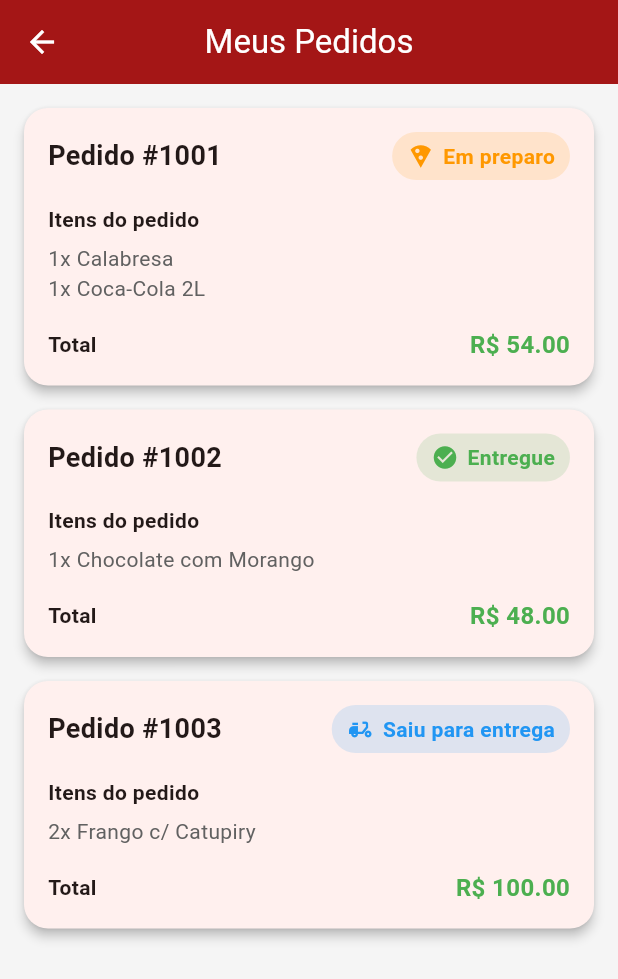
After one commit to 0leoncs0/Projects, a Flutter app: the screen it shows after launch, after a tap on "Meus Pedidos", on a phone screen of 412 x 824 dp. The commit adds this screen. Shown: the top 979 px of the screen. Run offline on Flutter 3.47's test engine with Material 3 defaults, Android fonts, the phone set to English and light mode, and no system bars.

Commit message:
criação da pagina: meus pedidos

```diff
--- a/lib/home.dart
+++ b/lib/home.dart
@@ -1,6 +1,7 @@
 import 'package:flutter/material.dart';
 import 'package:delivery/screens/cardapio.dart';
 import 'package:delivery/screens/carrinho.dart';
+import 'package:delivery/screens/meus_pedidos.dart';
 
 class HomePage extends StatelessWidget {
   const HomePage({super.key});
@@ -80,6 +81,28 @@ class HomePage extends StatelessWidget {
                 ),
               ),
             ),
+            Padding(
+              padding: const EdgeInsets.symmetric(horizontal: 16),
+
+              child: SizedBox(
+                width: double.infinity,
+
+                child: OutlinedButton.icon(
+                  icon: const Icon(Icons.receipt_long),
+
+                  label: const Text("Meus Pedidos"),
+
+                  onPressed: () {
+                    Navigator.push(
+                      context,
+                      MaterialPageRoute(
+                        builder: (_) => const MeusPedidosPage(),
+                      ),
+                    );
+                  },
+                ),
+              ),
+            ),
           ],
         ),
       ),
--- /dev/null
+++ b/lib/screens/meus_pedidos.dart
@@ -0,0 +1,168 @@
+import 'package:flutter/material.dart';
+
+class MeusPedidosPage extends StatelessWidget {
+  const MeusPedidosPage({super.key});
+
+  @override
+  Widget build(BuildContext context) {
+    // PEDIDOS EXEMPLO
+    final pedidos = [
+      {
+        "numero": "#1001",
+        "status": "Em preparo",
+        "itens": "1x Calabresa\n1x Coca-Cola 2L",
+        "total": 54.00,
+        "icone": Icons.local_pizza,
+        "cor": Colors.orange,
+      },
+      {
+        "numero": "#1002",
+        "status": "Entregue",
+        "itens": "1x Chocolate com Morango",
+        "total": 48.00,
+        "icone": Icons.check_circle,
+        "cor": Colors.green,
+      },
+      {
+        "numero": "#1003",
+        "status": "Saiu para entrega",
+        "itens": "2x Frango c/ Catupiry",
+        "total": 100.00,
+        "icone": Icons.delivery_dining,
+        "cor": Colors.blue,
+      },
+    ];
+
+    return Scaffold(
+      appBar: AppBar(
+        title: const Text("Meus Pedidos"),
+      ),
+
+      body: ListView.builder(
+        padding: const EdgeInsets.all(16),
+        itemCount: pedidos.length,
+
+        itemBuilder: (context, index) {
+          final pedido = pedidos[index];
+
+          return Card(
+            elevation: 3,
+            margin: const EdgeInsets.only(bottom: 16),
+
+            shape: RoundedRectangleBorder(
+              borderRadius: BorderRadius.circular(16),
+            ),
+
+            child: Padding(
+              padding: const EdgeInsets.all(16),
+
+              child: Column(
+                crossAxisAlignment: CrossAxisAlignment.start,
+                children: [
+
+                  // TOPO
+                  Row(
+                    mainAxisAlignment:
+                        MainAxisAlignment.spaceBetween,
+
+                    children: [
+                      Text(
+                        "Pedido ${pedido["numero"]}",
+                        style: const TextStyle(
+                          fontSize: 18,
+                          fontWeight: FontWeight.bold,
+                        ),
+                      ),
+
+                      Container(
+                        padding: const EdgeInsets.symmetric(
+                          horizontal: 10,
+                          vertical: 6,
+                        ),
+
+                        decoration: BoxDecoration(
+                          color:
+                              (pedido["cor"] as Color)
+                                  .withOpacity(0.15),
+
+                          borderRadius:
+                              BorderRadius.circular(20),
+                        ),
+
+                        child: Row(
+                          children: [
+                            Icon(
+                              pedido["icone"] as IconData,
+                              size: 18,
+                              color: pedido["cor"] as Color,
+                            ),
+
+                            const SizedBox(width: 6),
+
+                            Text(
+                              pedido["status"].toString(),
+                              style: TextStyle(
+                                color:
+                                    pedido["cor"] as Color,
+                                fontWeight: FontWeight.w600,
+                              ),
+                            ),
+                          ],
+                        ),
+                      ),
+                    ],
+                  ),
+
+                  const SizedBox(height: 16),
+
+                  // ITENS
+                  const Text(
+                    "Itens do pedido",
+                    style: TextStyle(
+                      fontWeight: FontWeight.bold,
+                    ),
+                  ),
+
+                  const SizedBox(height: 6),
+
+                  Text(
+                    pedido["itens"].toString(),
+                    style: TextStyle(
+                      color: Colors.grey[700],
+                    ),
+                  ),
+
+                  const SizedBox(height: 16),
+
+                  // TOTAL
+                  Row(
+                    mainAxisAlignment:
+                        MainAxisAlignment.spaceBetween,
+
+                    children: [
+                      const Text(
+                        "Total",
+                        style: TextStyle(
+                          fontWeight: FontWeight.bold,
+                        ),
+                      ),
+
+                      Text(
+                        "R\$ ${(pedido["total"] as double).toStringAsFixed(2)}",
+                        style: const TextStyle(
+                          color: Colors.green,
+                          fontWeight: FontWeight.bold,
+                          fontSize: 16,
+                        ),
+                      ),
+                    ],
+                  ),
+                ],
+              ),
+            ),
+          );
+        },
+      ),
+    );
+  }
+}
```
